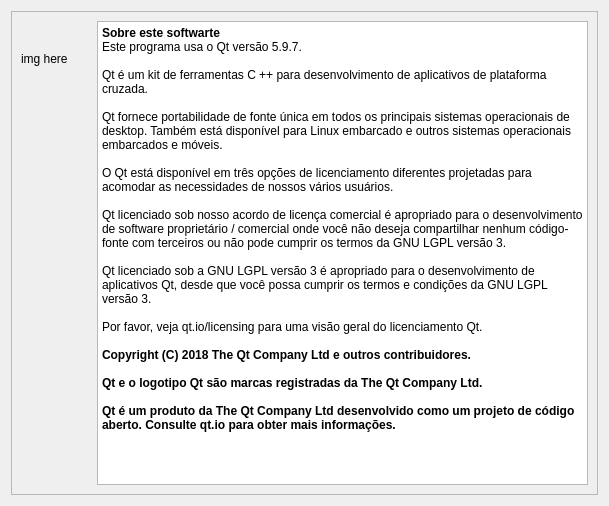
Qt form src/main/resources/base/about_dialog.ui (trimtechnologies/Intelligent-Network-Planning-Tool-for-UAVs) before a commit.
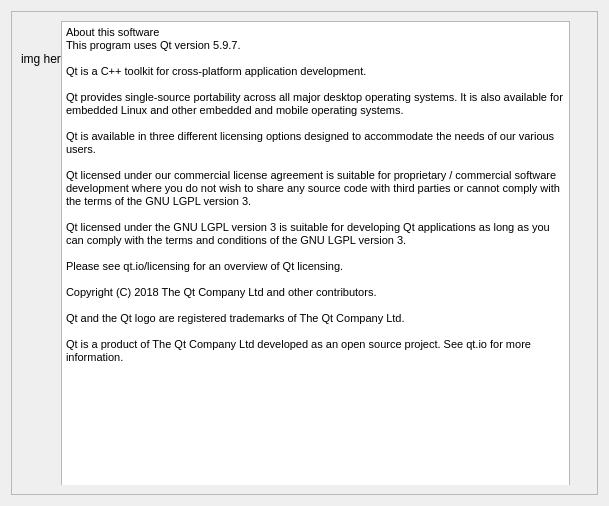
The same form after that commit.

Commit message: Translated elements in other uis

```diff
--- a/src/main/resources/base/about_dialog.ui
+++ b/src/main/resources/base/about_dialog.ui
@@ -59,10 +59,15 @@
           <string>img here</string>
          </property>
         </widget>
-       </widget>
-      </item>
-      <item row="0" column="1">
        <widget class="QTextBrowser" name="textBrowser">
+         <property name="geometry">
+          <rect>
+           <x>40</x>
+           <y>0</y>
+           <width>509</width>
+           <height>480</height>
+          </rect>
+         </property>
         <property name="lineWidth">
          <number>0</number>
         </property>
@@ -70,31 +75,32 @@
          <string>&lt;!DOCTYPE HTML PUBLIC &quot;-//W3C//DTD HTML 4.0//EN&quot; &quot;http://www.w3.org/TR/REC-html40/strict.dtd&quot;&gt;
 &lt;html&gt;&lt;head&gt;&lt;meta name=&quot;qrichtext&quot; content=&quot;1&quot; /&gt;&lt;style type=&quot;text/css&quot;&gt;
 p, li { white-space: pre-wrap; }
-&lt;/style&gt;&lt;/head&gt;&lt;body style=&quot; font-family:'Sans Serif'; font-size:9pt; font-weight:400; font-style:normal;&quot;&gt;
-&lt;p style=&quot; margin-top:0px; margin-bottom:0px; margin-left:0px; margin-right:0px; -qt-block-indent:0; text-indent:0px;&quot;&gt;&lt;span style=&quot; font-weight:600;&quot;&gt;Sobre este softwarte&lt;/span&gt;&lt;/p&gt;
-&lt;p style=&quot; margin-top:0px; margin-bottom:0px; margin-left:0px; margin-right:0px; -qt-block-indent:0; text-indent:0px;&quot;&gt;Este programa usa o Qt versão 5.9.7.&lt;/p&gt;
+&lt;/style&gt;&lt;/head&gt;&lt;body style=&quot; font-family:'MS Shell Dlg 2'; font-size:8pt; font-weight:400; font-style:normal;&quot;&gt;
+&lt;p style=&quot; margin-top:0px; margin-bottom:0px; margin-left:0px; margin-right:0px; -qt-block-indent:0; text-indent:0px;&quot;&gt;About this software&lt;/p&gt;
+&lt;p style=&quot; margin-top:0px; margin-bottom:0px; margin-left:0px; margin-right:0px; -qt-block-indent:0; text-indent:0px;&quot;&gt;This program uses Qt version 5.9.7.&lt;/p&gt;
 &lt;p style=&quot;-qt-paragraph-type:empty; margin-top:0px; margin-bottom:0px; margin-left:0px; margin-right:0px; -qt-block-indent:0; text-indent:0px;&quot;&gt;&lt;br /&gt;&lt;/p&gt;
-&lt;p style=&quot; margin-top:0px; margin-bottom:0px; margin-left:0px; margin-right:0px; -qt-block-indent:0; text-indent:0px;&quot;&gt;Qt é um kit de ferramentas C ++ para desenvolvimento de aplicativos de plataforma cruzada.&lt;/p&gt;
+&lt;p style=&quot; margin-top:0px; margin-bottom:0px; margin-left:0px; margin-right:0px; -qt-block-indent:0; text-indent:0px;&quot;&gt;Qt is a C++ toolkit for cross-platform application development.&lt;/p&gt;
 &lt;p style=&quot;-qt-paragraph-type:empty; margin-top:0px; margin-bottom:0px; margin-left:0px; margin-right:0px; -qt-block-indent:0; text-indent:0px;&quot;&gt;&lt;br /&gt;&lt;/p&gt;
-&lt;p style=&quot; margin-top:0px; margin-bottom:0px; margin-left:0px; margin-right:0px; -qt-block-indent:0; text-indent:0px;&quot;&gt;Qt fornece portabilidade de fonte única em todos os principais sistemas operacionais de desktop. Também está disponível para Linux embarcado e outros sistemas operacionais embarcados e móveis.&lt;/p&gt;
+&lt;p style=&quot; margin-top:0px; margin-bottom:0px; margin-left:0px; margin-right:0px; -qt-block-indent:0; text-indent:0px;&quot;&gt;Qt provides single-source portability across all major desktop operating systems. It is also available for embedded Linux and other embedded and mobile operating systems.&lt;/p&gt;
 &lt;p style=&quot;-qt-paragraph-type:empty; margin-top:0px; margin-bottom:0px; margin-left:0px; margin-right:0px; -qt-block-indent:0; text-indent:0px;&quot;&gt;&lt;br /&gt;&lt;/p&gt;
-&lt;p style=&quot; margin-top:0px; margin-bottom:0px; margin-left:0px; margin-right:0px; -qt-block-indent:0; text-indent:0px;&quot;&gt;O Qt está disponível em três opções de licenciamento diferentes projetadas para acomodar as necessidades de nossos vários usuários.&lt;/p&gt;
+&lt;p style=&quot; margin-top:0px; margin-bottom:0px; margin-left:0px; margin-right:0px; -qt-block-indent:0; text-indent:0px;&quot;&gt;Qt is available in three different licensing options designed to accommodate the needs of our various users.&lt;/p&gt;
 &lt;p style=&quot;-qt-paragraph-type:empty; margin-top:0px; margin-bottom:0px; margin-left:0px; margin-right:0px; -qt-block-indent:0; text-indent:0px;&quot;&gt;&lt;br /&gt;&lt;/p&gt;
-&lt;p style=&quot; margin-top:0px; margin-bottom:0px; margin-left:0px; margin-right:0px; -qt-block-indent:0; text-indent:0px;&quot;&gt;Qt licenciado sob nosso acordo de licença comercial é apropriado para o desenvolvimento de software proprietário / comercial onde você não deseja compartilhar nenhum código-fonte com terceiros ou não pode cumprir os termos da GNU LGPL versão 3.&lt;/p&gt;
+&lt;p style=&quot; margin-top:0px; margin-bottom:0px; margin-left:0px; margin-right:0px; -qt-block-indent:0; text-indent:0px;&quot;&gt;Qt licensed under our commercial license agreement is suitable for proprietary / commercial software development where you do not wish to share any source code with third parties or cannot comply with the terms of the GNU LGPL version 3.&lt;/p&gt;
 &lt;p style=&quot;-qt-paragraph-type:empty; margin-top:0px; margin-bottom:0px; margin-left:0px; margin-right:0px; -qt-block-indent:0; text-indent:0px;&quot;&gt;&lt;br /&gt;&lt;/p&gt;
-&lt;p style=&quot; margin-top:0px; margin-bottom:0px; margin-left:0px; margin-right:0px; -qt-block-indent:0; text-indent:0px;&quot;&gt;Qt licenciado sob a GNU LGPL versão 3 é apropriado para o desenvolvimento de aplicativos Qt, desde que você possa cumprir os termos e condições da GNU LGPL versão 3.&lt;/p&gt;
+&lt;p style=&quot; margin-top:0px; margin-bottom:0px; margin-left:0px; margin-right:0px; -qt-block-indent:0; text-indent:0px;&quot;&gt;Qt licensed under the GNU LGPL version 3 is suitable for developing Qt applications as long as you can comply with the terms and conditions of the GNU LGPL version 3.&lt;/p&gt;
 &lt;p style=&quot;-qt-paragraph-type:empty; margin-top:0px; margin-bottom:0px; margin-left:0px; margin-right:0px; -qt-block-indent:0; text-indent:0px;&quot;&gt;&lt;br /&gt;&lt;/p&gt;
-&lt;p style=&quot; margin-top:0px; margin-bottom:0px; margin-left:0px; margin-right:0px; -qt-block-indent:0; text-indent:0px;&quot;&gt;Por favor, veja qt.io/licensing para uma visão geral do licenciamento Qt.&lt;/p&gt;
+&lt;p style=&quot; margin-top:0px; margin-bottom:0px; margin-left:0px; margin-right:0px; -qt-block-indent:0; text-indent:0px;&quot;&gt;Please see qt.io/licensing for an overview of Qt licensing.&lt;/p&gt;
 &lt;p style=&quot;-qt-paragraph-type:empty; margin-top:0px; margin-bottom:0px; margin-left:0px; margin-right:0px; -qt-block-indent:0; text-indent:0px;&quot;&gt;&lt;br /&gt;&lt;/p&gt;
-&lt;p style=&quot; margin-top:0px; margin-bottom:0px; margin-left:0px; margin-right:0px; -qt-block-indent:0; text-indent:0px;&quot;&gt;&lt;span style=&quot; font-weight:600;&quot;&gt;Copyright (C) 2018 The Qt Company Ltd e outros contribuidores.&lt;/span&gt;&lt;/p&gt;
+&lt;p style=&quot; margin-top:0px; margin-bottom:0px; margin-left:0px; margin-right:0px; -qt-block-indent:0; text-indent:0px;&quot;&gt;Copyright (C) 2018 The Qt Company Ltd and other contributors.&lt;/p&gt;
 &lt;p style=&quot;-qt-paragraph-type:empty; margin-top:0px; margin-bottom:0px; margin-left:0px; margin-right:0px; -qt-block-indent:0; text-indent:0px;&quot;&gt;&lt;br /&gt;&lt;/p&gt;
-&lt;p style=&quot; margin-top:0px; margin-bottom:0px; margin-left:0px; margin-right:0px; -qt-block-indent:0; text-indent:0px;&quot;&gt;&lt;span style=&quot; font-weight:600;&quot;&gt;Qt e o logotipo Qt são marcas registradas da The Qt Company Ltd.&lt;/span&gt;&lt;/p&gt;
-&lt;p style=&quot;-qt-paragraph-type:empty; margin-top:0px; margin-bottom:0px; margin-left:0px; margin-right:0px; -qt-block-indent:0; text-indent:0px; font-weight:600;&quot;&gt;&lt;br /&gt;&lt;/p&gt;
-&lt;p style=&quot; margin-top:0px; margin-bottom:0px; margin-left:0px; margin-right:0px; -qt-block-indent:0; text-indent:0px;&quot;&gt;&lt;span style=&quot; font-weight:600;&quot;&gt;Qt é um produto da The Qt Company Ltd desenvolvido como um projeto de código aberto. Consulte qt.io para obter mais informações.&lt;/span&gt;&lt;/p&gt;&lt;/body&gt;&lt;/html&gt;</string>
+&lt;p style=&quot; margin-top:0px; margin-bottom:0px; margin-left:0px; margin-right:0px; -qt-block-indent:0; text-indent:0px;&quot;&gt;Qt and the Qt logo are registered trademarks of The Qt Company Ltd.&lt;/p&gt;
+&lt;p style=&quot;-qt-paragraph-type:empty; margin-top:0px; margin-bottom:0px; margin-left:0px; margin-right:0px; -qt-block-indent:0; text-indent:0px;&quot;&gt;&lt;br /&gt;&lt;/p&gt;
+&lt;p style=&quot; margin-top:0px; margin-bottom:0px; margin-left:0px; margin-right:0px; -qt-block-indent:0; text-indent:0px;&quot;&gt;Qt is a product of The Qt Company Ltd developed as an open source project. See qt.io for more information.&lt;/p&gt;&lt;/body&gt;&lt;/html&gt;</string>
         </property>
         <property name="cursorWidth">
          <number>1</number>
         </property>
+        </widget>
        </widget>
       </item>
      </layout>
```
Lines whose indentation alone changed are shown as unchanged. The commit also changes 1 other file.
